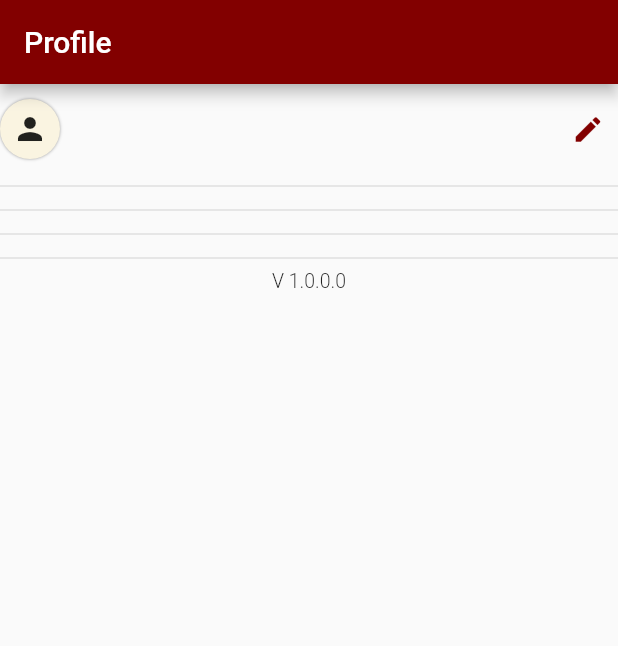
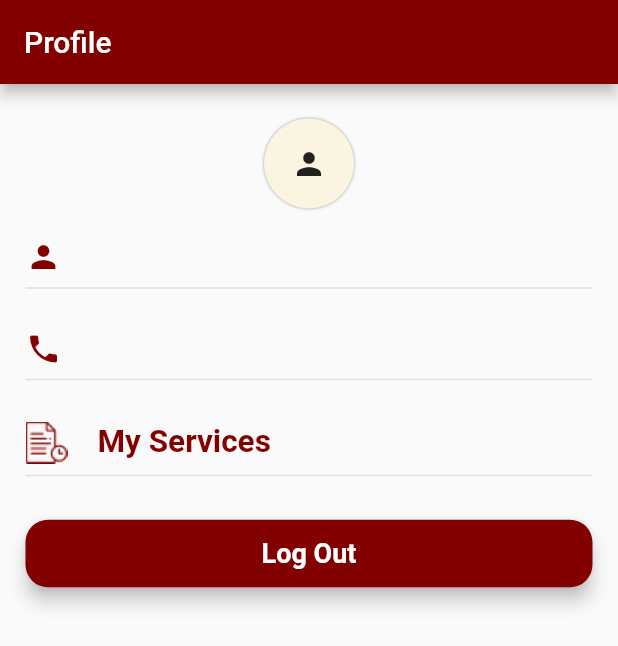
Before and after one commit to sanju5411/lunaazmoto, a Flutter app: the ProfileScreen screen opened by its route, on a phone screen of 412 x 824 dp. Shown: the top 646 px of the screen. Run offline on Flutter 3.47's test engine with Material 2 defaults, Android fonts, the phone set to English and light mode, and no system bars; our stand-ins replace auto_size_text, carousel_slider, device_info_plus, firebase_auth, firebase_core, firebase_messaging and 11 more; missing offline and left inert: firebase_auth_web, firebase_core_web, firebase_messaging_web, platform_device_id, platform_device_id_web, profile and 1 more; accounts and stored records are empty; network calls fail.

Commit message:
profile commit

```diff
--- a/lib/constants/global_variables.dart
+++ b/lib/constants/global_variables.dart
@@ -39,7 +39,7 @@ class CustomStyle {
   static const TextStyle displayTextStyle = TextStyle(
     color: CustomColor.primaryTextColor,
     fontWeight: FontWeight.w600,
-    fontSize: 16,
+    fontSize: 18,
   );
   static const TextStyle darkTextStyle = TextStyle(
     color: Colors.black87,
@@ -50,13 +50,13 @@ class CustomStyle {
   static const TextStyle primaryTextStyle = TextStyle(
     color: CustomColor.primaryColor,
     fontWeight: FontWeight.w600,
-    fontSize: 16,
+    fontSize: 21,
   );
 
   static const TextStyle secondaryTextStyle = TextStyle(
     color: CustomColor.secondaryTextColor,
-    fontWeight: FontWeight.w400,
-    fontSize: 14,
+    fontWeight: FontWeight.w500,
+    fontSize: 19,
   );
   static const TextStyle errorTextStyle = TextStyle(
     color: CustomColor.errorColor,
--- a/lib/screens/auth/login_screen.dart
+++ b/lib/screens/auth/login_screen.dart
@@ -323,6 +323,7 @@ class _LoginScreenState extends State<LoginScreen> {
       return;
     }
     if (loginCheck.status == "success") {
+      SharedPreferencesService.setLoggedIn(loggedIn: true);
       if (loginCheck.userTypes != null && loginCheck.userTypes!.isNotEmpty)   {
         if (loginCheck.userTypes!.length > 1) {
           setState(() {
@@ -393,17 +394,19 @@ class _LoginScreenState extends State<LoginScreen> {
     print('LOGIN_RES ${jsonEncode(login)}');
 
     if (login.status == "success") {
+
       if (login.token != null) {
         await SharedPreferencesService.setApiToken(apiToken: login.token!);
       }
       if (login.user != null) {
         await SharedPreferencesService.setAuthUser(authUser: login.user!);
+
       }
       if (!mounted) return;
       String routeName = DashboardScreen.routeName;
-
       if (login.user!.userType == "customer") {
         routeName = DashboardScreen.routeName;
+       SharedPreferencesService.setRegistered(registered: true);
       }
       if (login.user!.userType == "service_center") {
         routeName = ServiceDashboard.routeName;
@@ -417,7 +420,7 @@ class _LoginScreenState extends State<LoginScreen> {
         setState(() {
           _isLoading = false;
         });
-        SharedPreferencesService.setRegistered(registered: false);
+        // SharedPreferencesService.setRegistered(registered: false);
 
         sendOtp();
       }
--- a/lib/screens/customer/customer_screens/fill_form/fill_out_form.dart
+++ b/lib/screens/customer/customer_screens/fill_form/fill_out_form.dart
@@ -1,3 +1,4 @@
+import 'dart:convert';
 import 'dart:io';
 
 import 'package:flutter/material.dart';
@@ -347,11 +348,13 @@ class FillformScreenState extends State<FillformScreen> {
       if (mounted) {
         await SharedPreferencesService.setAuthUser(authUser: login.user!);
         Fluttertoast.showToast(msg: login.message ?? "Update successfully")
-            .then((value) => Navigator.pushNamed(context, DashboardScreen.routeName));
+            .then((value) =>  Navigator.pushNamed(context, DashboardScreen.routeName));
+        SharedPreferencesService.setRegistered(registered: true);
+
       }
     } else {
-      Navigator.pushNamedAndRemoveUntil(context, DashboardScreen.routeName, (route) => false);
       Fluttertoast.showToast(msg: "Failed to save address, Try again..");
+
 
     }
   }
--- a/lib/screens/customer/customer_screens/my_services/my_services.dart
+++ b/lib/screens/customer/customer_screens/my_services/my_services.dart
@@ -76,7 +76,7 @@ class _MyServicesScreenState extends State<MyServicesScreen> {
                    ],),
                     const SizedBox(height: 20,),
                     const BookingServiceCard(),
-                    const SizedBox(height: 100,),
+                    const SizedBox(height: 90,),
                     const Text("Last Services",style: TextStyle(
                         fontWeight: FontWeight.w800,
                         fontSize: 30
@@ -85,14 +85,18 @@ class _MyServicesScreenState extends State<MyServicesScreen> {
 
 
                 SizedBox(
-                  width: 350,
                   height: screenSize.height,
-                  child: ListView.builder(
-                      physics: NeverScrollableScrollPhysics(),
+                child:
+                ListView.builder(
+                      physics: const NeverScrollableScrollPhysics(),
                       itemCount: 6,
                       itemBuilder: (_, index) {
-                        return   const BookingServiceCard();
+                        return  const Padding(
+                          padding:  EdgeInsets.symmetric(vertical: 20),
+                          child:  BookingServiceCard(),
+                        );
                       }),
+
                 ),
 
                   ],
--- a/lib/screens/customer/customer_screens/profile_screen/profile_screen.dart
+++ b/lib/screens/customer/customer_screens/profile_screen/profile_screen.dart
@@ -82,23 +82,29 @@ class ProfileScreenState extends State<ProfileScreen> {
         title: Text('Profile'),
       ),
       body: SingleChildScrollView(
+        child: Padding(
+          padding: const EdgeInsets.symmetric(horizontal: 17),
           child: Column(
+            crossAxisAlignment: CrossAxisAlignment.center,
             children: [
-            ProfileOptionContainer(
+              SizedBox(height: 23,),
+              InkWell(
                   onTap: () => Navigator.pushNamed(
                       context, FillformScreen.routeName,
                       arguments: _userData)
                       .then((value) => getProfileData()),
-              leading: Container(
-                width: 40,
-                height: 40,
+                child: Container(
+                  width: 60,
+                  height: 60,
                   decoration: const BoxDecoration(
                       color: Color.fromRGBO(250, 244, 225, 1.0),
                       borderRadius: BorderRadius.all(Radius.circular(50)),
                       boxShadow: [
                         BoxShadow(color: Colors.black38, blurRadius: 1)
                       ]),
-                child: Padding(
+                  child:
+                  _authUser != null ?
+                  Padding(
                     padding: const EdgeInsets.all(2.0),
                     child: ClipRRect(
                         borderRadius:
@@ -112,47 +118,67 @@ class ProfileScreenState extends State<ProfileScreen> {
                         )
                             : Icon(Icons.person)
                     ),
+                  ) : Icon(Icons.edit),
+
                 ),
               ),
-              title: _authUser != null
-                  ? Column(
-                crossAxisAlignment: CrossAxisAlignment.start,
+              SizedBox(height: 20,),
+
+         //  _authUser != null ?
+              Row(
                 children: [
+                  Icon(Icons.person,color: CustomColor.primaryColor,),
+                  SizedBox(width: 20,),
                   Text(
                     _authUser!.name ?? "",
-                    style: CustomStyle.displayTextStyle,
-                  ),
-                  Text(
-                    _authUser!.mobile ?? "",
-                    style: CustomStyle.secondaryTextStyle,
+                    style: CustomStyle.primaryTextStyle,
                   ),
                 ],
-              )
-                  : Text("Edit Proile"),
-              trailingIcon: Icons.edit,
               ),
               Divider(
                 thickness: 1,
                 color: Colors.grey[300],
               ),
-            Divider(
-              thickness: 1,
-              color: Colors.grey[300],
+              SizedBox(height: 20,),
+              Row(
+                children: [
+                  Icon(Icons.phone,color: CustomColor.primaryColor,),
+                  SizedBox(width: 20,),
+                  Text(
+                    _authUser!.mobile ?? "",
+                    style: CustomStyle.primaryTextStyle,
+                  ),
+                ],
               ),
               Divider(
                 thickness: 1,
                 color: Colors.grey[300],
               ),
+              SizedBox(height: 20,),
+              Row(
+                children: [
+                  Image.asset("assets/images/my_servicess.png"),
+                  SizedBox(width: 20,),
+                  Text("My Services",style: CustomStyle.primaryTextStyle,),
+                ],
+              ),
               Divider(
                 thickness: 1,
                 color: Colors.grey[300],
               ),
-            Text(
-              "V 1.0.0.0",
-              style: const TextStyle(
-                  fontWeight: FontWeight.w300, fontSize: 13),
+              SizedBox(height: 20,),
+
+              CustomButton(
+                  onTap: (){
+                    Navigator.of(context).pushNamedAndRemoveUntil(
+                        LoginScreen.routeName, (route) => false);
+                  },
+                text: "Log Out",
+
               ),
+
             ],
+          ),
         ),
       ),
     );
--- a/lib/services/api_service.dart
+++ b/lib/services/api_service.dart
@@ -73,6 +73,7 @@ class ApiService {
 
     request.headers.addAll(headers);
     request.fields['name'] = name;
+    if(mobile != null) request.fields['mobile'] = mobile;
     if (email != null) {
       request.fields['email'] = email;
     }
```
Also changed, not shown: assets/images/my_services.png (added), assets/images/my_servicess.png (added). Lines whose indentation alone changed are shown as unchanged.
